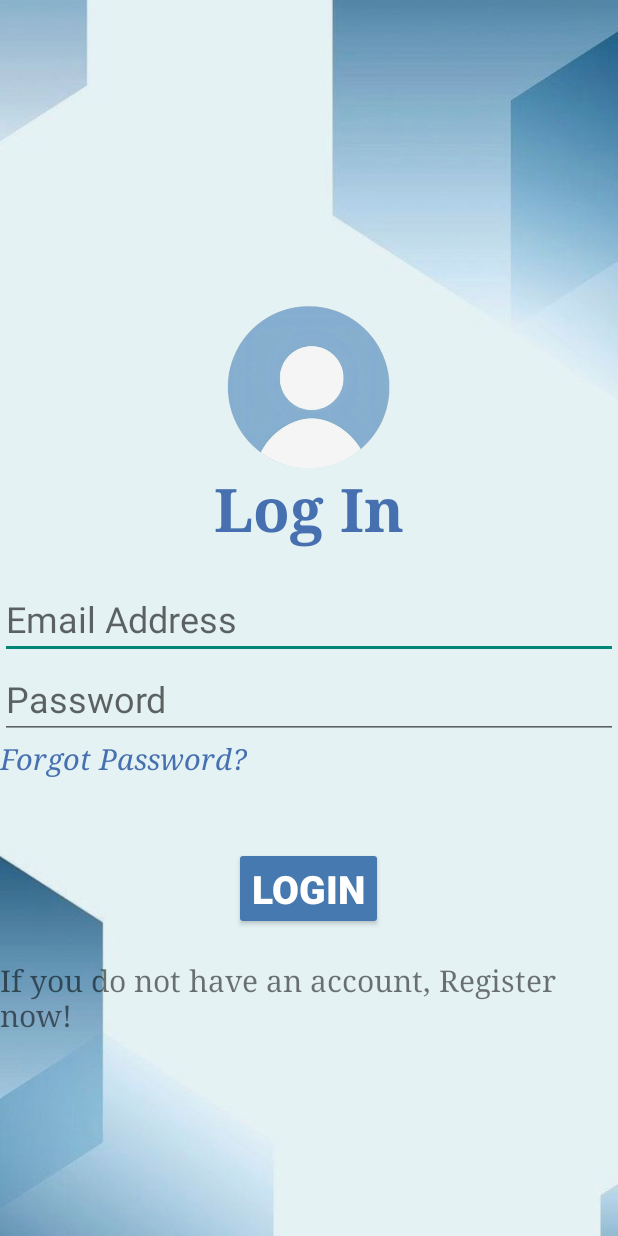
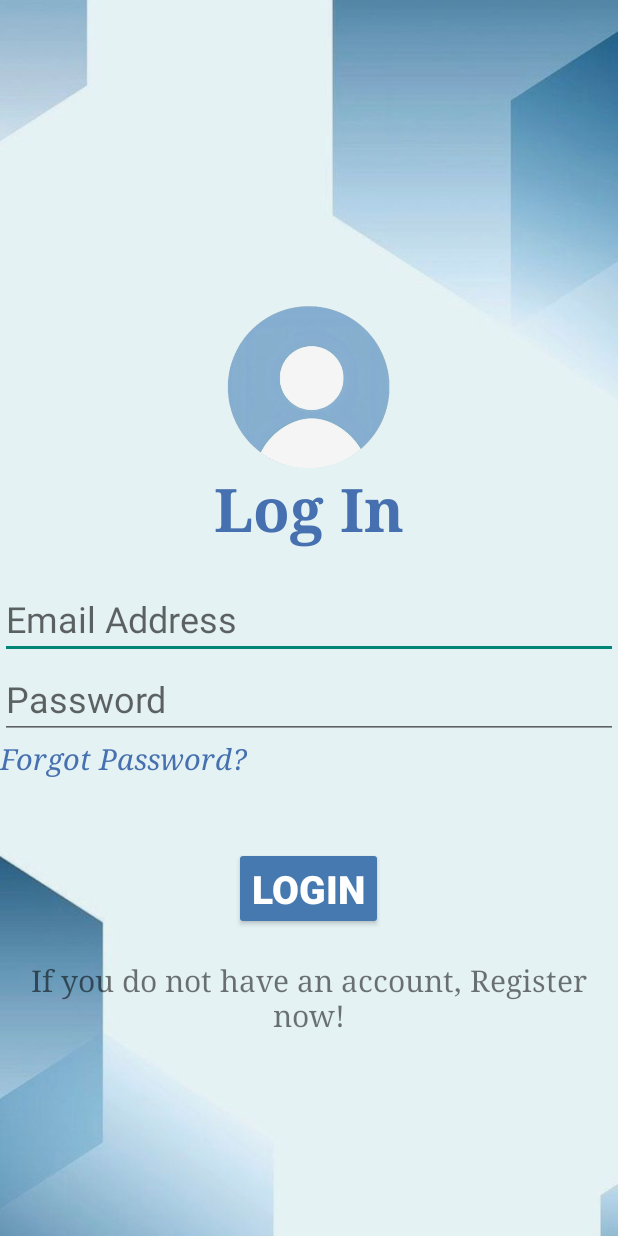
Before and after one commit to Rima-Alsubhi/activetechproject, an Android app: the screen it shows after launch (MainActivity), on a phone screen of 412 x 824 dp. Run offline under Robolectric (Android 15) with nearby library versions, the phone set to English and light mode, and no system bars; our stand-ins replace Firebase (no records; nobody signed in at launch, a user with empty details on screens opened directly).

Commit message:
Last modified

```diff
--- a/app/src/main/res/layout/activity_main.xml
+++ b/app/src/main/res/layout/activity_main.xml
@@ -81,5 +81,7 @@
         android:onClick="registerPage"
         android:text="@string/text5"
         android:textSize="20sp"
-        android:textStyle="normal" />
+        android:textStyle="normal"
+        android:gravity="center"
+        />
 </LinearLayout>
```
